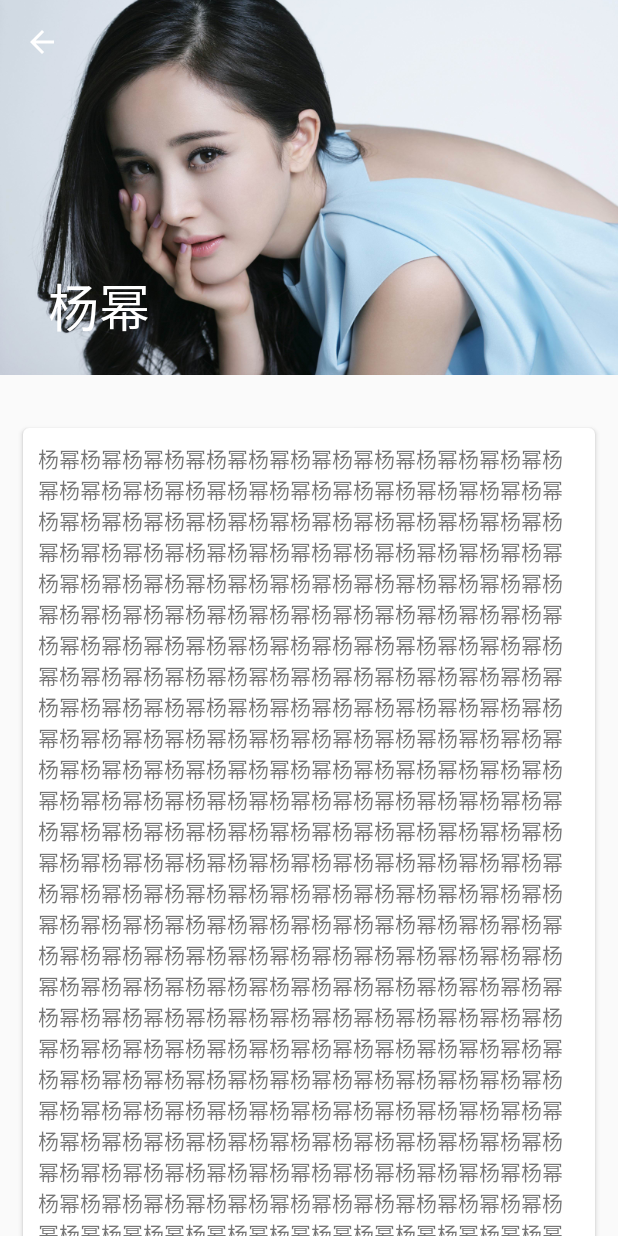
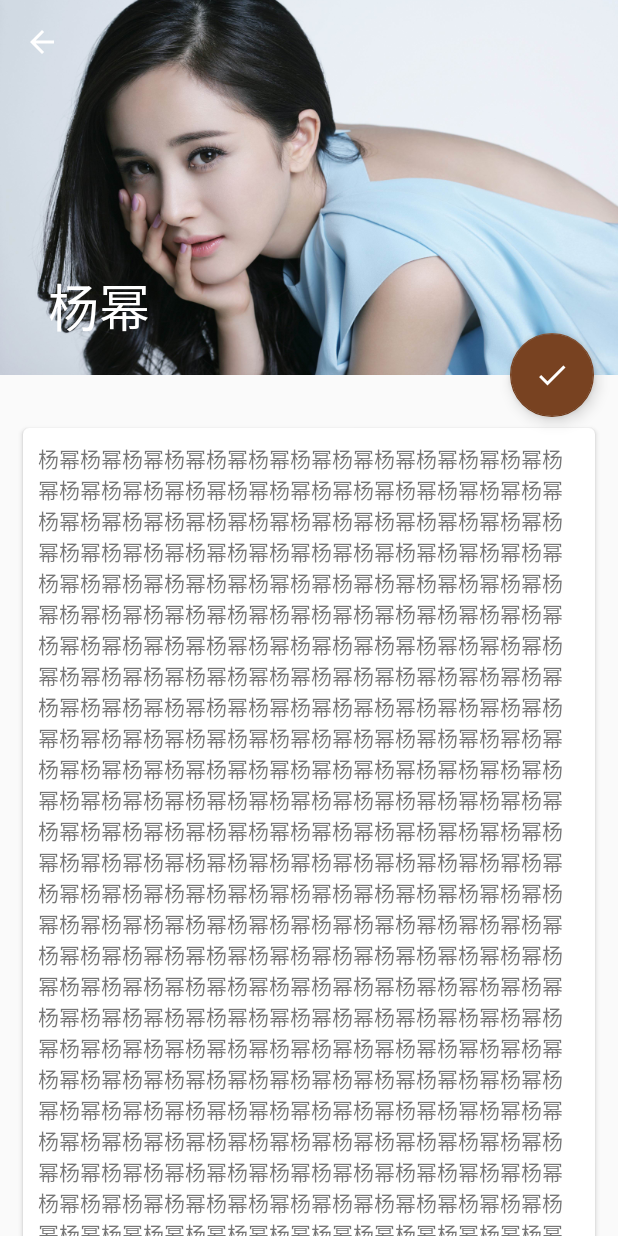
Before and after one commit to Wdzxx007/MyMeteralDesign, an Android app: the screen it shows after launch (GirlsActivity), after a tap on "杨幂", on a phone screen of 412 x 824 dp. Run offline under Robolectric (Android 15) with nearby library versions, the phone set to English and light mode, and no system bars; our stand-ins replace CircleImageView.

Commit message:
girlsActivity add FAB

```diff
--- a/app/src/main/java/com/example/jialijiang/mymeterialdesign/Adapter/GirlsAdapter.java
+++ b/app/src/main/java/com/example/jialijiang/mymeterialdesign/Adapter/GirlsAdapter.java
@@ -24,7 +24,6 @@ public class GirlsAdapter extends RecyclerView.Adapter<GirlsAdapter.ViewHolder>
     private Context mContext;
 
     private List<GirlEntity> mGirlsList;
-    private OutListener outlistener;
     private MYListener myListener;
     public GirlsAdapter(Context context, List list) {
         this.mContext = context;
@@ -44,9 +43,6 @@ public class GirlsAdapter extends RecyclerView.Adapter<GirlsAdapter.ViewHolder>
 
                 int position = holder.getAdapterPosition();
                 GirlEntity girlEntity = mGirlsList.get(position);
-//                if (outlistener != null) {
-//                    outlistener.onOut(girlEntity);
-//                }
                 if (myListener !=null){
                     myListener.onOutMy(girlEntity);
                 }
@@ -93,14 +89,6 @@ public class GirlsAdapter extends RecyclerView.Adapter<GirlsAdapter.ViewHolder>
 
 
 
-    public interface OutListener {
-        void onOut(GirlEntity girlEntity);
-
-    }
-
-    public void setOutlistener(OutListener listener) {
-        this.outlistener = listener;
-    }
 
 
 }
--- a/app/src/main/java/com/example/jialijiang/mymeterialdesign/behavior/CustomExpandBehavior.java
+++ b/app/src/main/java/com/example/jialijiang/mymeterialdesign/behavior/CustomExpandBehavior.java
@@ -6,10 +6,6 @@ import android.support.design.widget.CoordinatorLayout;
 import android.util.AttributeSet;
 import android.view.View;
 
-/**
- * Created by yifeng on 16/9/23.
- *
- */
 
 public class CustomExpandBehavior extends CoordinatorLayout.Behavior {
 
--- a/app/src/main/java/com/example/jialijiang/mymeterialdesign/behavior/DependentFABBehavior.java
+++ b/app/src/main/java/com/example/jialijiang/mymeterialdesign/behavior/DependentFABBehavior.java
@@ -6,10 +6,7 @@ import android.support.design.widget.Snackbar;
 import android.util.AttributeSet;
 import android.view.View;
 
-/**
- * Created by yifeng on 16/9/20.
- *
- */
+
 public class DependentFABBehavior extends CoordinatorLayout.Behavior {
 
     public DependentFABBehavior(Context context, AttributeSet attrs) {
--- a/app/src/main/java/com/example/jialijiang/mymeterialdesign/behavior/FloatingActionButtonScrollBehavior.java
+++ b/app/src/main/java/com/example/jialijiang/mymeterialdesign/behavior/FloatingActionButtonScrollBehavior.java
@@ -7,9 +7,7 @@ import android.support.v4.view.ViewCompat;
 import android.util.AttributeSet;
 import android.view.View;
 
-/**
- * Created by loonggg on 2016/6/22.
- */
+
 public class FloatingActionButtonScrollBehavior extends FloatingActionButton.Behavior {
     public FloatingActionButtonScrollBehavior(Context context, AttributeSet attrs) {
         super();
--- a/app/src/main/java/com/example/jialijiang/mymeterialdesign/behavior/NestedFABBehavior.java
+++ b/app/src/main/java/com/example/jialijiang/mymeterialdesign/behavior/NestedFABBehavior.java
@@ -7,10 +7,6 @@ import android.support.v4.view.ViewCompat;
 import android.util.AttributeSet;
 import android.view.View;
 
-/**
- * Created by yifeng on 16/8/23.
- *
- */
 public class NestedFABBehavior extends FloatingActionButton.Behavior {
 
     public NestedFABBehavior(Context context, AttributeSet attrs) {
--- a/app/src/main/res/layout/activity_fruit.xml
+++ b/app/src/main/res/layout/activity_fruit.xml
@@ -63,5 +63,14 @@
             </android.support.v7.widget.CardView>
         </LinearLayout>
     </android.support.v4.widget.NestedScrollView>
+    <android.support.design.widget.FloatingActionButton
+        android:id="@+id/fab_add"
+        android:layout_width="wrap_content"
+        android:layout_height="wrap_content"
+        android:layout_margin="16dp"
+        android:src="@drawable/ic_done"
+        app:layout_anchor="@id/appBar"
+        app:layout_anchorGravity="bottom|right"
+        app:backgroundTint="@color/colorBrown"/>
 
 </android.support.design.widget.CoordinatorLayout>
```
